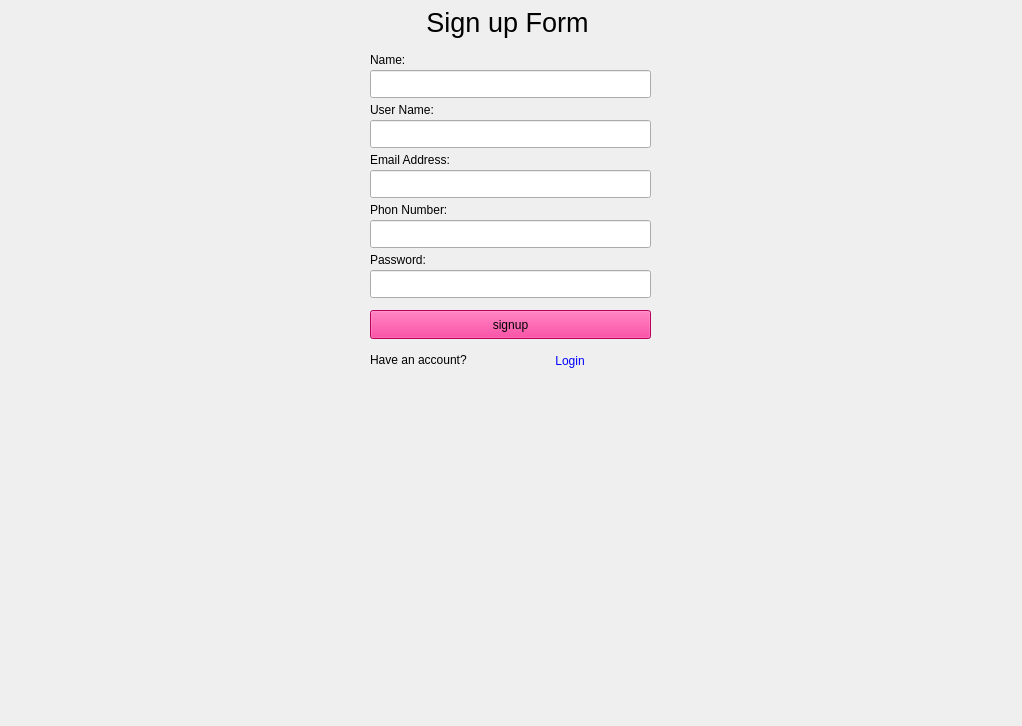
Qt form ui/signupwindow.ui (Aliasgharkh86/PlaTwo) before a commit.
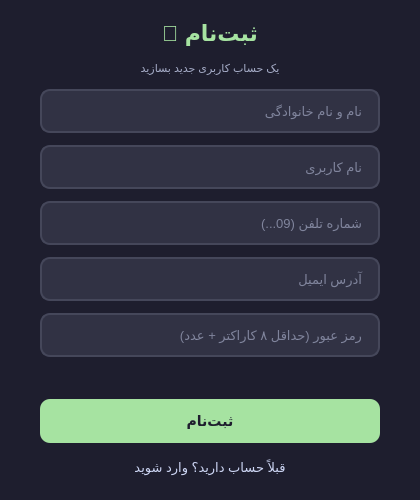
The same form after that commit.

Commit message: feat: complete user authentication and login system

Patch:
```diff
--- a/ui/signupwindow.ui
+++ b/ui/signupwindow.ui
@@ -6,209 +6,182 @@
    <rect>
     <x>0</x>
     <y>0</y>
-    <width>1022</width>
-    <height>726</height>
+    <width>420</width>
+    <height>500</height>
    </rect>
   </property>
   <property name="windowTitle">
    <string>SignUpWindow</string>
   </property>
-  <widget class="QLabel" name="label">
+  <property name="styleSheet">
+   <string notr="true">
+QWidget {
+    background-color: #1e1e2e;
+    color: #cdd6f4;
+    font-family: 'Segoe UI';
+    font-size: 13px;
+}
+QLabel#titleLabel {
+    color: #a6e3a1;
+    font-size: 22px;
+    font-weight: bold;
+}
+QLabel#descLabel {
+    color: #a6adc8;
+    font-size: 11px;
+}
+QLabel#errorLabel {
+    color: #f38ba8;
+    font-size: 11px;
+}
+QLineEdit {
+    background-color: #313244;
+    border: 2px solid #45475a;
+    border-radius: 10px;
+    padding: 10px 14px;
+    color: #cdd6f4;
+    font-size: 13px;
+    min-height: 20px;
+}
+QLineEdit:focus {
+    border-color: #a6e3a1;
+}
+QPushButton#pushButton {
+    background-color: #a6e3a1;
+    color: #1e1e2e;
+    border: none;
+    border-radius: 10px;
+    font-size: 14px;
+    font-weight: bold;
+    padding: 12px;
+    min-height: 20px;
+}
+QPushButton#pushButton:hover {
+    background-color: #94e2d5;
+}
+QPushButton#pushButton:pressed {
+    background-color: #89dceb;
+}
+QPushButton#backToLoginButton {
+    color: #89b4fa;
+    border: none;
+    background: transparent;
+    font-size: 11px;
+    text-decoration: underline;
+}
+QPushButton#backToLoginButton:hover {
+    color: #cba6f7;
+}
+   </string>
+  </property>
+  <widget class="QWidget" name="centralWidget">
    <property name="geometry">
     <rect>
-     <x>410</x>
-     <y>0</y>
-     <width>195</width>
-     <height>44</height>
+     <x>40</x>
+     <y>20</y>
+     <width>340</width>
+     <height>460</height>
     </rect>
    </property>
-   <property name="font">
-    <font>
-     <pointsize>20</pointsize>
-    </font>
-   </property>
+   <layout class="QVBoxLayout" name="verticalLayout">
+    <property name="spacing">
+     <number>12</number>
+    </property>
+    <item>
+     <widget class="QLabel" name="titleLabel">
    <property name="text">
-    <string>Sign up Form</string>
+       <string>ثبت‌نام 🎲</string>
    </property>
    <property name="alignment">
     <set>Qt::AlignmentFlag::AlignCenter</set>
    </property>
   </widget>
-  <widget class="QLabel" name="label_2">
-   <property name="geometry">
-    <rect>
-     <x>370</x>
-     <y>50</y>
-     <width>43</width>
-     <height>20</height>
-    </rect>
-   </property>
+    </item>
+    <item>
+     <widget class="QLabel" name="descLabel">
    <property name="text">
-    <string>Name:</string>
-   </property>
-  </widget>
+       <string>یک حساب کاربری جدید بسازید</string>
+      </property>
+      <property name="alignment">
+       <set>Qt::AlignmentFlag::AlignCenter</set>
+      </property>
+     </widget>
+    </item>
+    <item>
   <widget class="QLineEdit" name="nameLineEdit">
-   <property name="geometry">
-    <rect>
-     <x>370</x>
-     <y>70</y>
-     <width>281</width>
-     <height>28</height>
-    </rect>
-   </property>
-  </widget>
-  <widget class="QLabel" name="label_3">
-   <property name="geometry">
-    <rect>
-     <x>370</x>
-     <y>100</y>
-     <width>76</width>
-     <height>20</height>
-    </rect>
-   </property>
-   <property name="text">
-    <string>User Name:</string>
-   </property>
-  </widget>
+      <property name="placeholderText">
+       <string>نام و نام خانوادگی</string>
+      </property>
+     </widget>
+    </item>
+    <item>
   <widget class="QLineEdit" name="usernameLineEdit">
-   <property name="geometry">
-    <rect>
-     <x>370</x>
-     <y>120</y>
-     <width>281</width>
-     <height>28</height>
-    </rect>
-   </property>
-  </widget>
-  <widget class="QLabel" name="label_4">
-   <property name="geometry">
-    <rect>
-     <x>370</x>
-     <y>200</y>
-     <width>94</width>
-     <height>20</height>
-    </rect>
-   </property>
-   <property name="text">
-    <string>Phon Number:</string>
-   </property>
-  </widget>
-  <widget class="QLineEdit" name="emailLineEdit">
-   <property name="geometry">
-    <rect>
-     <x>370</x>
-     <y>170</y>
-     <width>281</width>
-     <height>28</height>
-    </rect>
-   </property>
-  </widget>
-  <widget class="QLabel" name="label_5">
-   <property name="geometry">
-    <rect>
-     <x>370</x>
-     <y>150</y>
-     <width>97</width>
-     <height>20</height>
-    </rect>
-   </property>
-   <property name="text">
-    <string>Email Address:</string>
-   </property>
-  </widget>
+      <property name="placeholderText">
+       <string>نام کاربری</string>
+      </property>
+     </widget>
+    </item>
+    <item>
   <widget class="QLineEdit" name="phoneLineEdit">
-   <property name="geometry">
-    <rect>
-     <x>370</x>
-     <y>220</y>
-     <width>281</width>
-     <height>28</height>
-    </rect>
-   </property>
-  </widget>
-  <widget class="QLabel" name="label_6">
-   <property name="geometry">
-    <rect>
-     <x>370</x>
-     <y>250</y>
-     <width>64</width>
-     <height>20</height>
-    </rect>
-   </property>
-   <property name="text">
-    <string>Password:</string>
-   </property>
-  </widget>
+      <property name="placeholderText">
+       <string>شماره تلفن (09...)</string>
+      </property>
+     </widget>
+    </item>
+    <item>
+     <widget class="QLineEdit" name="emailLineEdit">
+      <property name="placeholderText">
+       <string>آدرس ایمیل</string>
+      </property>
+     </widget>
+    </item>
+    <item>
   <widget class="QLineEdit" name="passwordLineEdit">
-   <property name="geometry">
-    <rect>
-     <x>370</x>
-     <y>270</y>
-     <width>281</width>
-     <height>28</height>
-    </rect>
-   </property>
    <property name="echoMode">
     <enum>QLineEdit::EchoMode::Password</enum>
    </property>
-  </widget>
-  <widget class="QLabel" name="label_7">
-   <property name="geometry">
-    <rect>
-     <x>370</x>
-     <y>350</y>
-     <width>117</width>
-     <height>20</height>
-    </rect>
-   </property>
-   <property name="text">
-    <string>Have an account?</string>
-   </property>
-  </widget>
-  <widget class="QPushButton" name="backToLoginButton">
-   <property name="geometry">
-    <rect>
-     <x>530</x>
-     <y>350</y>
-     <width>80</width>
-     <height>21</height>
-    </rect>
-   </property>
-   <property name="cursor">
-    <cursorShape>PointingHandCursor</cursorShape>
-   </property>
-   <property name="styleSheet">
-    <string notr="true">color: rgb(0, 0, 255);</string>
-   </property>
+      <property name="placeholderText">
+       <string>رمز عبور (حداقل ۸ کاراکتر + عدد)</string>
+      </property>
+     </widget>
+    </item>
+    <item>
+     <widget class="QLabel" name="errorLabel">
    <property name="text">
-    <string>Login</string>
-   </property>
-   <property name="default">
-    <bool>false</bool>
-   </property>
-   <property name="flat">
+       <string/>
+      </property>
+      <property name="alignment">
+       <set>Qt::AlignmentFlag::AlignCenter</set>
+      </property>
+      <property name="wordWrap">
     <bool>true</bool>
    </property>
   </widget>
+    </item>
+    <item>
   <widget class="QPushButton" name="pushButton">
-   <property name="geometry">
-    <rect>
-     <x>370</x>
-     <y>310</y>
-     <width>281</width>
-     <height>29</height>
-    </rect>
-   </property>
    <property name="cursor">
     <cursorShape>PointingHandCursor</cursorShape>
    </property>
-   <property name="styleSheet">
-    <string notr="true">background-color: rgb(255, 0, 127);
-</string>
-   </property>
+      <property name="text">
+       <string>ثبت‌نام</string>
+      </property>
+     </widget>
+    </item>
+    <item>
+     <widget class="QPushButton" name="loginBtn">
+      <property name="cursor">
+       <cursorShape>PointingHandCursor</cursorShape>
+      </property>
    <property name="text">
-    <string>signup</string>
-   </property>
+       <string>قبلاً حساب دارید؟ وارد شوید</string>
+      </property>
+      <property name="flat">
+       <bool>true</bool>
+      </property>
+     </widget>
+    </item>
+   </layout>
   </widget>
  </widget>
  <resources/>
```
Left out of the diff: 2 changed lines with no effect on the pictures. Lines whose indentation alone changed are shown as unchanged. The commit also changes 17 other files.
